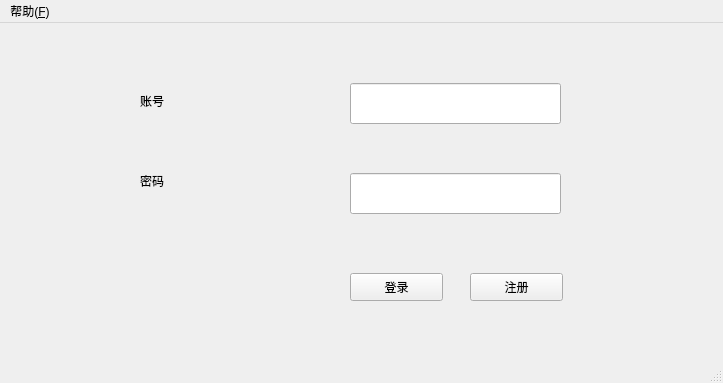
Above: PyGui/pyqt/resource/ui/login.ui from Komari-Koshigaya/python-waddle before the change. Below: the same form after it.
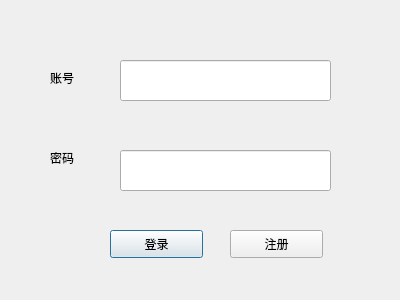
That is the form after the change.

Commit message: feat: add logging util and complete main_window with jumping to main_window from login_frame

What changed in the file:
```diff
--- a/PyGui/pyqt/resource/ui/login.ui
+++ b/PyGui/pyqt/resource/ui/login.ui
@@ -1,24 +1,65 @@
 <?xml version="1.0" encoding="UTF-8"?>
 <ui version="4.0">
- <class>MainWindow</class>
- <widget class="QMainWindow" name="MainWindow">
+ <class>Dialog</class>
+ <widget class="QDialog" name="Dialog">
   <property name="geometry">
    <rect>
     <x>0</x>
     <y>0</y>
-    <width>723</width>
-    <height>383</height>
+    <width>400</width>
+    <height>300</height>
    </rect>
   </property>
   <property name="windowTitle">
    <string>欢迎来到的德莱联盟！</string>
   </property>
-  <widget class="QWidget" name="centralwidget">
+  <widget class="QLineEdit" name="pwd_edit">
+   <property name="geometry">
+    <rect>
+     <x>120</x>
+     <y>150</y>
+     <width>211</width>
+     <height>41</height>
+    </rect>
+   </property>
+   <property name="toolTip">
+    <string>密码必须包括英文字母、数字、特殊符号</string>
+   </property>
+   <property name="echoMode">
+    <enum>QLineEdit::Password</enum>
+   </property>
+  </widget>
+  <widget class="QLabel" name="pwd_label">
+   <property name="geometry">
+    <rect>
+     <x>50</x>
+     <y>150</y>
+     <width>72</width>
+     <height>15</height>
+    </rect>
+   </property>
+   <property name="text">
+    <string>密码</string>
+   </property>
+  </widget>
+  <widget class="QLineEdit" name="name_edit">
+   <property name="geometry">
+    <rect>
+     <x>120</x>
+     <y>60</y>
+     <width>211</width>
+     <height>41</height>
+    </rect>
+   </property>
+   <property name="toolTip">
+    <string>请输入6-10位的账号</string>
+   </property>
+  </widget>
    <widget class="QPushButton" name="login_btn">
     <property name="geometry">
      <rect>
-      <x>350</x>
-      <y>250</y>
+     <x>110</x>
+     <y>230</y>
       <width>93</width>
       <height>28</height>
      </rect>
@@ -30,8 +71,8 @@
    <widget class="QPushButton" name="regi_btn">
     <property name="geometry">
      <rect>
-      <x>470</x>
-      <y>250</y>
+     <x>230</x>
+     <y>230</y>
       <width>93</width>
       <height>28</height>
      </rect>
@@ -43,7 +84,7 @@
    <widget class="QLabel" name="name_label">
     <property name="geometry">
      <rect>
-      <x>140</x>
+     <x>50</x>
       <y>70</y>
       <width>72</width>
       <height>15</height>
@@ -53,81 +94,6 @@
      <string>账号</string>
     </property>
    </widget>
-   <widget class="QLabel" name="pwd_label">
-    <property name="geometry">
-     <rect>
-      <x>140</x>
-      <y>150</y>
-      <width>72</width>
-      <height>15</height>
-     </rect>
-    </property>
-    <property name="text">
-     <string>密码</string>
-    </property>
-   </widget>
-   <widget class="QLineEdit" name="name_edit">
-    <property name="geometry">
-     <rect>
-      <x>350</x>
-      <y>60</y>
-      <width>211</width>
-      <height>41</height>
-     </rect>
-    </property>
-    <property name="toolTip">
-     <string>请输入6-10位的账号</string>
-    </property>
-   </widget>
-   <widget class="QLineEdit" name="pwd_edit">
-    <property name="geometry">
-     <rect>
-      <x>350</x>
-      <y>150</y>
-      <width>211</width>
-      <height>41</height>
-     </rect>
-    </property>
-    <property name="toolTip">
-     <string>密码必须包括英文字母、数字、特殊符号</string>
-    </property>
-    <property name="echoMode">
-     <enum>QLineEdit::Password</enum>
-    </property>
-   </widget>
-  </widget>
-  <widget class="QMenuBar" name="menubar">
-   <property name="geometry">
-    <rect>
-     <x>0</x>
-     <y>0</y>
-     <width>723</width>
-     <height>26</height>
-    </rect>
-   </property>
-   <widget class="QMenu" name="help_menu">
-    <property name="title">
-     <string>帮助(&amp;F)</string>
-    </property>
-    <addaction name="about_action"/>
-    <addaction name="help_action"/>
-   </widget>
-   <addaction name="help_menu"/>
-  </widget>
-  <widget class="QStatusBar" name="statusbar"/>
-  <action name="about_action">
-   <property name="text">
-    <string>关于</string>
-   </property>
-   <property name="shortcut">
-    <string>F4</string>
-   </property>
-  </action>
-  <action name="help_action">
-   <property name="text">
-    <string>使用帮助</string>
-   </property>
-  </action>
  </widget>
  <resources/>
  <connections>
```
Left out of the diff: 21 changed lines with no effect on the pictures. Lines whose indentation alone changed are shown as unchanged. The commit also changes 5 other files.
